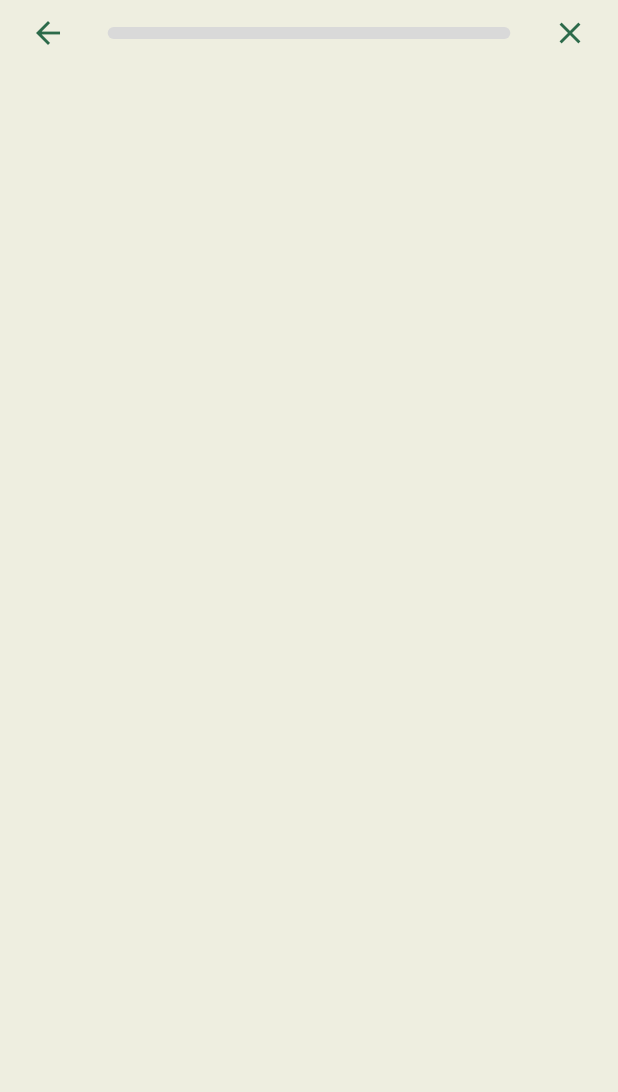
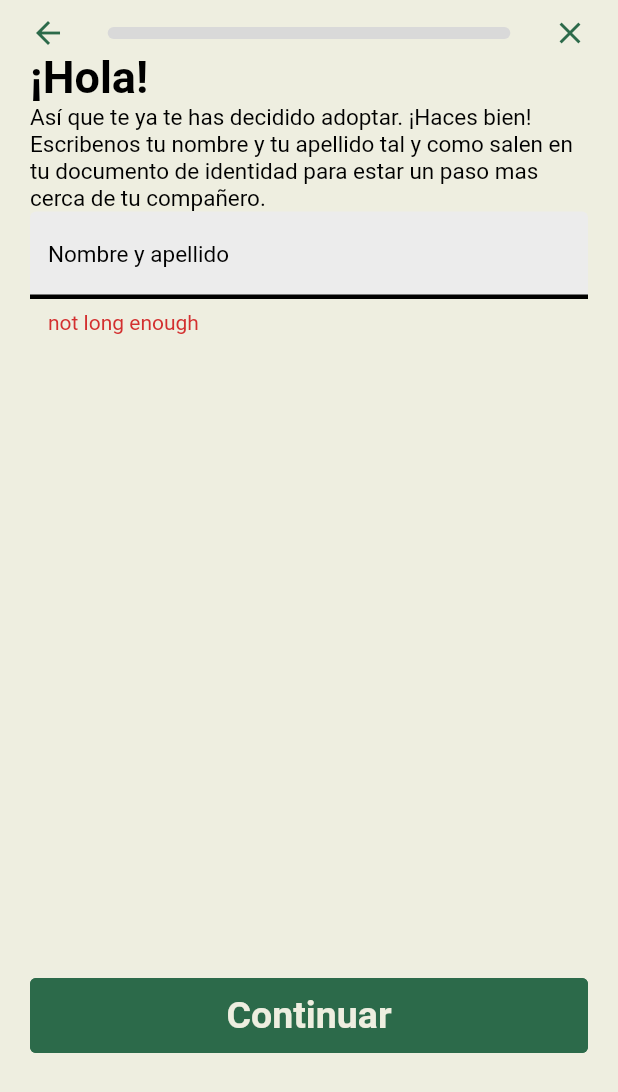
Before and after one commit to OscarCubeles/hundopt, a Flutter app: the PersonalityFormScreen screen opened by its route, on a phone screen of 412 x 824 dp. Shown: the top 1092 px of the screen. Run offline on Flutter 3.47's test engine with Material 2 defaults, Android fonts, the phone set to English and light mode, and no system bars; drawn by our look-alikes of percent_indicator; our stand-ins replace flutter_easyloading, flutter_svg, get, persistent_bottom_nav_bar, shared_preferences; accounts and stored records are empty; Roboto replaces fonts that are missing (DM Sans).

Commit message:
feat(personality_form): form question structure

```diff
--- a/lib/modules/personality_from/form_controller.dart
+++ b/lib/modules/personality_from/form_controller.dart
@@ -1,9 +1,37 @@
 import 'package:get/get.dart';
 
+import '../../shared/widgets/widgets.dart';
+
 class FormController extends GetxController {
+
+
   RxDouble progress = 0.0.obs;
-  void increment() {
-    progress.value < (1-(1/7)) ? progress.value+=1/7 : null;
+  var currentIndex = 0.obs;
+
+
+
+  final questions = [
+    FormWrittenQuestion(),
+    FormSelectorQuestion( text: 'Question 2'),
+    FormSelectorQuestion( text: 'Question 3'),
+    FormSelectorQuestion( text: 'Question 4'),
+    FormSelectorQuestion( text: 'Question 5'),
+    FormSelectorQuestion( text: 'Question 6'),
+    FormSelectorQuestion( text: 'Question 7')
+  ];
+
+  void nextQuestion() {
+    if (currentIndex.value < questions.length - 1) {
+      currentIndex.value++;
+    }
+    progress.value = (currentIndex.value+1)/questions.length;
+  }
+
+  void previousQuestion(){
+    if (currentIndex.value > 0) {
+      currentIndex.value--;
+    }
+    progress.value = (currentIndex.value+1)/questions.length;
   }
 
 }
--- a/lib/modules/personality_from/form_screen.dart
+++ b/lib/modules/personality_from/form_screen.dart
@@ -18,7 +18,21 @@ class PersonalityFormScreen extends GetView<FormController> {
               showAppBar: false,
               child: Column(
                 children: [
-                  ProgressBar(onBackPressed: controller.increment, onClosePressed: ()=>{}, progress: controller.progress)
+                  ProgressBar(
+                      onBackPressed: controller.previousQuestion,
+                      onClosePressed: () => {},
+                      progress: controller.progress),
+                  Container(
+                    width: MediaQuery.of(context).size.width,
+                    height: MediaQuery.of(context).size.height*0.75,
+                    child: Obx(() {
+                      return controller
+                          .questions[controller.currentIndex.value];
+                    }),
+                  ),
+                  AppPrimaryButton(
+                      text: StringConstants.continueLabel,
+                      onPressed: controller.nextQuestion)
                 ],
               )),
         ));
--- a/lib/shared/constants/string_constants.dart
+++ b/lib/shared/constants/string_constants.dart
@@ -2,7 +2,11 @@ class StringConstants {
   static const String appName = "Hündopt";
   static const String createAccountLabel = "Crear Cuenta";
   static const String createAccountText = "Crear    Cuenta";
+  static const String helloText = "¡Hola!";
+  static const String helloFormText =
+      "Así que te ya te has decidido adoptar. ¡Haces bien! Escribenos tu nombre y tu apellido tal y como salen en tu documento de identidad para estar un paso mas cerca de tu compañero.";
   static const String loginLabel = "Iniciar Sessión";
+  static const String nameAndSurnameLabel = "Nombre y apellido";
   static const String usernameLabel = "Nombre Usuario";
   static const String emailLabel = "Email";
   static const String continueLabel = "Continuar";
@@ -17,11 +21,15 @@ class StringConstants {
   static const String backLabel = "Atrás";
   static const String sendEmailLabel = "Enviar Email";
   static const String forgotPwdText = "¿Olvidaste la contrasea?";
-  static const String authText = "¿Buscas adoptar a un perro? ¡Únete a Hündopt y dale el hogar que se merece!";
+  static const String authText =
+      "¿Buscas adoptar a un perro? ¡Únete a Hündopt y dale el hogar que se merece!";
   static const String noAccountText = "¿No tienes cuenta?";
   static const String yesAccountText = "¿Ya tienes una cuenta?";
   static const String recuperatePwdText = "Recuperar contraseña";
-  static const String infoRecuperatePwdText = "Escribe el email asociado a la cuenta y le llegará un email con los pasos a seguir para cambiar la contraseña.";
-  static const String noRecuperatePwdText = "¿No quieres cambiar la contraseña?";
-  static const String resetPwdText = "Si el correo electrónico que ha proporcionado está asociado a una cuenta en Hündopt, recibirá un correo electrónico con instrucciones sobre cómo cambiar su contraseña. Si no recibe un correo electrónico en los próximos minutos, es posible que el correo electrónico que ingresó no esté asociado con una cuenta de Hündopt.";
+  static const String infoRecuperatePwdText =
+      "Escribe el email asociado a la cuenta y le llegará un email con los pasos a seguir para cambiar la contraseña.";
+  static const String noRecuperatePwdText =
+      "¿No quieres cambiar la contraseña?";
+  static const String resetPwdText =
+      "Si el correo electrónico que ha proporcionado está asociado a una cuenta en Hündopt, recibirá un correo electrónico con instrucciones sobre cómo cambiar su contraseña. Si no recibe un correo electrónico en los próximos minutos, es posible que el correo electrónico que ingresó no esté asociado con una cuenta de Hündopt.";
 }
--- /dev/null
+++ b/lib/shared/widgets/form_questions.dart
@@ -0,0 +1,82 @@
+import 'package:flutter/cupertino.dart';
+import 'package:flutter/material.dart';
+import 'package:get/get.dart';
+import 'package:hundopt/modules/modules.dart';
+import 'package:hundopt/shared/widgets/text_field.dart';
+
+import '../constants/string_constants.dart';
+
+class FormSelectorQuestion extends StatelessWidget {
+  //final FormController controller = Get.find();
+  final String text;
+  const FormSelectorQuestion({super.key, required this.text});
+
+  @override
+  Widget build(BuildContext context) {
+    return Center(
+        child: Column(
+      mainAxisAlignment: MainAxisAlignment.center,
+      children: [
+        Text(text),
+        TextField(
+          onChanged: (value) => {},
+        ),
+        Row(
+          mainAxisAlignment: MainAxisAlignment.spaceEvenly,
+          children: [
+            ElevatedButton(
+              onPressed: () => {},
+              child: Text('Previous'),
+            ),
+            ElevatedButton(
+              onPressed: () => {},
+              child: Text('Next'),
+            )]),
+            Container(
+              width: MediaQuery.of(context).size.width,
+              height: 100,
+              child: ListView.builder(
+                  itemCount: 10, // number of items in the list
+                  itemBuilder: (context, index) {
+                    // create a widget for each item in the list
+                    return CheckboxListTile(
+                      selected: true, value: false, onChanged: (bool? value) {  },
+
+                    );
+                  },
+            ))
+          ],
+        ),
+    );
+  }
+}
+
+class FormWrittenQuestion extends StatelessWidget{
+  const FormWrittenQuestion({super.key});
+
+  @override
+  Widget build(BuildContext context) {
+    return Column(
+      mainAxisAlignment: MainAxisAlignment.start,
+      crossAxisAlignment: CrossAxisAlignment.stretch,
+      children: [
+        Text(
+          StringConstants.helloText,
+          textAlign: TextAlign.start,
+          style: Theme.of(context).textTheme.titleLarge,
+        ),
+        Text(
+          StringConstants.helloFormText,
+          style: Theme.of(context).textTheme.bodySmall
+        ),
+        CustomTextField(labelText: StringConstants.nameAndSurnameLabel, errorText: 'not long enough', onChanged: (String value) {  }, isPassword: false,
+
+        )
+      ],
+    );
+  }
+  void lEmailChanged(String val) {
+    print(val);
+  }
+
+}
--- a/lib/shared/widgets/widgets.dart
+++ b/lib/shared/widgets/widgets.dart
@@ -4,3 +4,4 @@ export 'text_field.dart';
 export 'clickable_text.dart';
 export 'tab_bar.dart';
 export 'app_page.dart';
+export 'form_questions.dart';
```
Also changed, not shown: lib/themes/light_theme.dart (+7 -5 lines).
